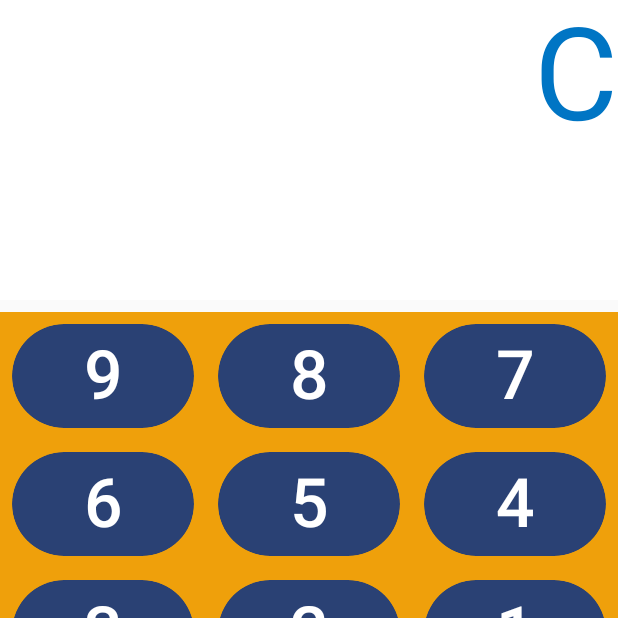
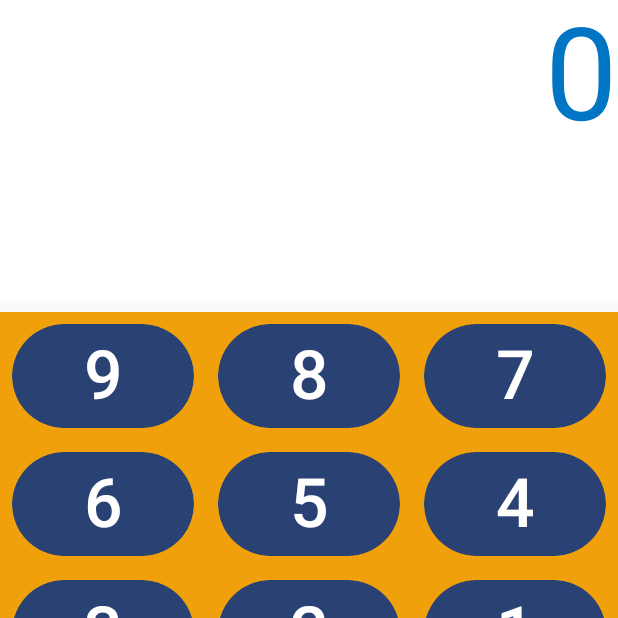
Before and after one commit to jessesmond3/Calculadora, an Android app built with Jetpack Compose: the screen it shows after launch (MainActivity), after a tap on an icon or button, on a phone screen of 412 x 824 dp, the top half of it. Run offline under Robolectric (Android 15) with nearby library versions, the phone set to English and light mode, and no system bars.

Commit message:
[AGREGAR CAMBIOS]

```diff
--- a/app/src/main/java/com/example/myapplication/MainActivity.kt
+++ b/app/src/main/java/com/example/myapplication/MainActivity.kt
@@ -59,15 +59,15 @@ var hileras_de_botones_a_dibujar = listOf(
     ),
     listOf(
         BotonModelo("boton_+", "+", OperacionesAritmeticas.Suma, "+"),
-        BotonModelo("boton_-", "0", OperacionesAritmeticas.Resta, "*"),
-        BotonModelo("boton_=", "-", OperacionesAritmeticas.Multiplicacion, "-")
+        BotonModelo("boton_0", "0", OperacionesAritmeticas.Resta, "*"),
+        BotonModelo("boton_-", "-", OperacionesAritmeticas.Multiplicacion, "-")
     ),
     listOf(
-        BotonModelo("boton_+", "/", OperacionesAritmeticas.Division, "+"),
-        BotonModelo("boton_=", "*", OperacionesAritmeticas.Resultado, "=")
+        BotonModelo("boton_/", "/", OperacionesAritmeticas.Division, "+"),
+        BotonModelo("boton_*", "*", OperacionesAritmeticas.Resultado, "=")
     ),
     listOf(
-        BotonModelo("boton_+", "C", OperacionesAritmeticas.Division, "+"),
+        BotonModelo("boton_C", "C",),
         BotonModelo("boton_=", "=", OperacionesAritmeticas.Resultado, "=")
     )
 )
@@ -107,29 +107,34 @@ fun Calculadora() {
     fun pulsar_boton(boton: BotonModelo) {
         Log.v("BOTONES_INTERFAZ", "Se ha pulsado el boton ${boton.id}")
 
-        when (estado_de_la_calculadora.value) {
-            EstadosCalculadora.CuandoEstaEnCero -> {
-                pantalla_calculadora.value = if (boton.id == "boton_0") "0" else boton.numero
+        when {
+            boton.numero == "C" -> { // Limpiar pantalla
+                pantalla_calculadora.value = "0"
+                numero_anterior.value = "0"
+                operacion_seleccionada.value = OperacionesAritmeticas.Ninguna
+                estado_de_la_calculadora.value = EstadosCalculadora.CuandoEstaEnCero
+            }
+
+            estado_de_la_calculadora.value == EstadosCalculadora.CuandoEstaEnCero -> {
+                pantalla_calculadora.value = boton.numero
                 estado_de_la_calculadora.value = EstadosCalculadora.AgregandoNumeros
             }
 
-            EstadosCalculadora.AgregandoNumeros -> {
+            estado_de_la_calculadora.value == EstadosCalculadora.AgregandoNumeros -> {
                 pantalla_calculadora.value += boton.numero
             }
 
-            EstadosCalculadora.SeleccionadoOperacion -> {
-                if (boton.operacion_aritmetica != OperacionesAritmeticas.Ninguna &&
-                    boton.operacion_aritmetica != OperacionesAritmeticas.Resultado
-                ) {
-                    operacion_seleccionada.value = boton.operacion_aritmetica
-                    numero_anterior.value = pantalla_calculadora.value
-                    pantalla_calculadora.value = "0"
-                }
+            boton.operacion_aritmetica != OperacionesAritmeticas.Ninguna &&
+                    boton.operacion_aritmetica != OperacionesAritmeticas.Resultado -> {
+                operacion_seleccionada.value = boton.operacion_aritmetica
+                numero_anterior.value = pantalla_calculadora.value
+                pantalla_calculadora.value = "0"
+                estado_de_la_calculadora.value = EstadosCalculadora.SeleccionadoOperacion
             }
 
-            EstadosCalculadora.MostrandoResultado -> {
-                pantalla_calculadora.value = "0"
-                estado_de_la_calculadora.value = EstadosCalculadora.CuandoEstaEnCero
+            boton.operacion_aritmetica == OperacionesAritmeticas.Resultado -> {
+                pantalla_calculadora.value = realizarOperacion()
+                estado_de_la_calculadora.value = EstadosCalculadora.MostrandoResultado
             }
         }
     }
```
